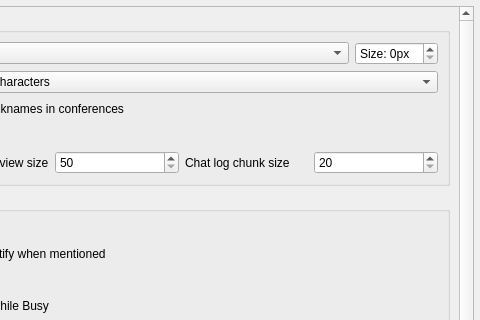
First picture: the form in src/widget/form/settings/userinterfacesettings.ui, repository Zer0C00I/qTox, before the edit; both pictures show x 198 to 678 and y 0 to 320 of the 678 by 810 pixel window.
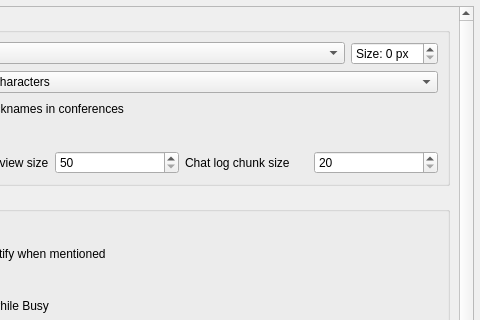
Second picture: the form after the edit. Custom widgets are drawn as their Qt base class.

Patch:
```diff
--- a/src/widget/form/settings/userinterfacesettings.ui
+++ b/src/widget/form/settings/userinterfacesettings.ui
@@ -96,7 +96,7 @@
                </sizepolicy>
               </property>
               <property name="suffix">
-               <string>px</string>
+               <string> px</string>
               </property>
               <property name="prefix">
                <string>Size: </string>
```
